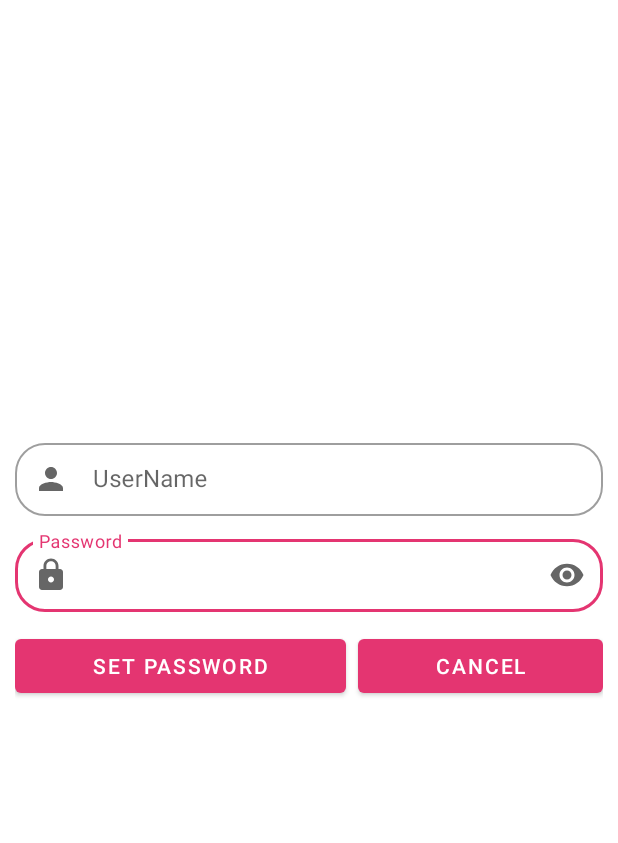
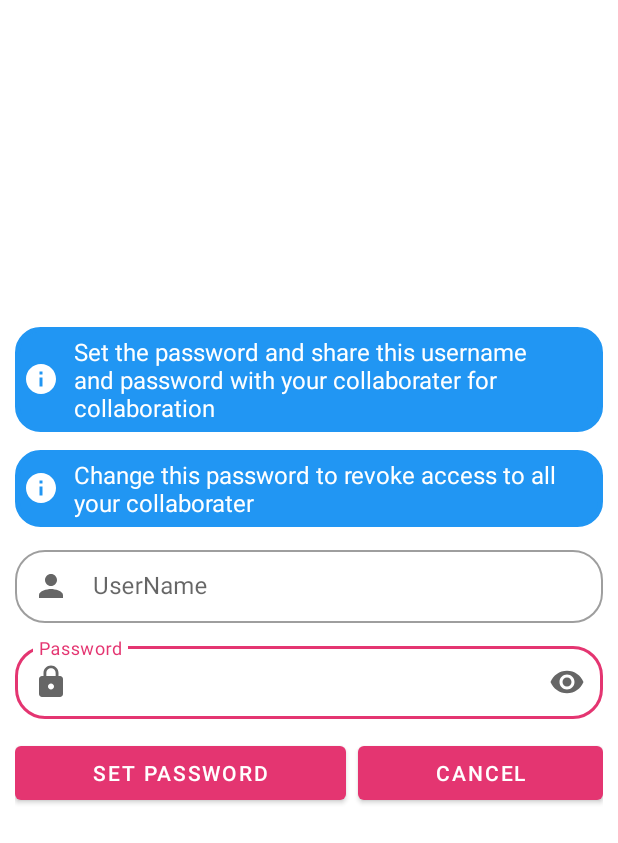
Before and after one commit to vairamuthu163/StockManager, an Android app: the ChangeUserName screen opened directly, with no data from a screen before it, on a phone screen of 412 x 824 dp. Shown: the top 843 px of the screen. Run offline under Robolectric (Android 15) with nearby library versions, the phone set to English and light mode, and no system bars; our stand-ins replace Firebase (no records; nobody signed in at launch, a user with empty details on screens opened directly); 3 statements that could not run were skipped.

Commit message:
vairam-9

```diff
--- a/app/src/main/java/com/india/stockmanager/AddStock.kt
+++ b/app/src/main/java/com/india/stockmanager/AddStock.kt
@@ -107,7 +107,7 @@
                         val model = Model(tit, count, temp, UserName)
                         myRef.child(tit).setValue(model).addOnSuccessListener {
                             progress.visibility = View.INVISIBLE
-                            Toast.makeText(applicationContext, "Add Sucess", Toast.LENGTH_SHORT).show()
+                            Toast.makeText(applicationContext, "Added Successfully", Toast.LENGTH_SHORT).show()
                             finish()
                         }.addOnFailureListener {
                             Toast.makeText(applicationContext, it.toString(), Toast.LENGTH_LONG).show()
@@ -127,7 +127,7 @@
                             val model = Model(tit, count, temp, UserName)
                             myRef.child(tit).setValue(model).addOnSuccessListener {
                                 progress.visibility = View.INVISIBLE
-                                Toast.makeText(applicationContext, "Add Sucess", Toast.LENGTH_SHORT).show()
+                                Toast.makeText(applicationContext, "Added Successfully", Toast.LENGTH_SHORT).show()
                                 finish()
                             }.addOnFailureListener {
                                 Toast.makeText(applicationContext, it.toString(), Toast.LENGTH_LONG).show()
--- a/app/src/main/res/layout/activity_change_user_name.xml
+++ b/app/src/main/res/layout/activity_change_user_name.xml
@@ -8,9 +8,44 @@
     android:gravity="center"
     android:padding="10dp"
     tools:context=".LoginActivity">
+    <TextView
+        android:id="@+id/noteTextChangeUsername"
+        android:layout_width="match_parent"
+        android:layout_height="wrap_content"
+        android:padding="5dp"
+        android:background="@drawable/textview_bg"
+        android:drawableLeft="@drawable/ic_baseline_info"
+        android:text="Set the password and share this username and password with your collaborater for collaboration"
+        android:drawablePadding="10dp"
+        android:textColor="@color/white"
+        android:textSize="16dp"
+        app:drawableTint="@color/white"
+        app:layout_constraintBottom_toTopOf="@+id/tb"
+        app:layout_constraintStart_toStartOf="parent"
+        app:layout_constraintTop_toBottomOf="@+id/uploadImageView" />
+
+    <TextView
+        android:layout_marginTop="12dp"
+        android:layout_below="@+id/noteTextChangeUsername"
+        android:id="@+id/noteTextChange"
+        android:layout_width="match_parent"
+        android:layout_height="wrap_content"
+        android:padding="5dp"
+        android:background="@drawable/textview_bg"
+        android:drawableLeft="@drawable/ic_baseline_info"
+        android:text="Change this password to revoke access to all your collaborater"
+        android:drawablePadding="10dp"
+        android:textColor="@color/white"
+        android:textSize="16dp"
+        app:drawableTint="@color/white"
+        app:layout_constraintBottom_toTopOf="@+id/tb"
+        app:layout_constraintStart_toStartOf="parent"
+        app:layout_constraintTop_toBottomOf="@+id/uploadImageView" />
 
     <com.google.android.material.textfield.TextInputLayout
         android:id="@+id/loginUserNamel2"
+        android:layout_marginTop="10dp"
+        android:layout_below="@+id/noteTextChange"
         style="@style/Widget.MaterialComponents.TextInputLayout.OutlinedBox.Dense"
         android:layout_width="match_parent"
         android:layout_height="wrap_content"
--- a/app/src/main/res/layout/custom_increase.xml
+++ b/app/src/main/res/layout/custom_increase.xml
@@ -3,7 +3,6 @@
     android:layout_width="match_parent"
     android:layout_height="wrap_content"
     android:stretchColumns="*"
-    android:background="@drawable/corner_crop"
     android:padding="15dp"
     >
     <TableRow>
@@ -11,7 +10,7 @@
             android:layout_span="2"
             android:gravity="center"
             android:textSize="15dp"
-            android:text="Give your Quantity to Increase or Decrease your Stock Count"
+            android:text="Enter Quantity to Increase or Decrease"
             android:layout_height="wrap_content"
             android:layout_width="match_parent"
             />
--- a/app/src/main/res/layout/custom_loading_dialog.xml
+++ b/app/src/main/res/layout/custom_loading_dialog.xml
@@ -6,7 +6,6 @@
     android:layout_width="match_parent"
     android:layout_height="wrap_content"
     android:paddingBottom="20dp"
-    android:background="@drawable/corner_crop"
     >
 
     <ProgressBar
--- a/app/src/main/res/menu/toolbar_menu.xml
+++ b/app/src/main/res/menu/toolbar_menu.xml
@@ -8,12 +8,14 @@
         app:actionViewClass="androidx.appcompat.widget.SearchView"
         />
     <item android:title="Settings"
+        android:icon="@drawable/ic_baseline_settings"
         android:id="@+id/item2"
-        app:showAsAction="never"
+        app:showAsAction="ifRoom"
         />
     <item android:title="logout"
+        android:icon="@drawable/ic_baseline_logout"
         android:id="@+id/item1"
-        app:showAsAction="never"
+        app:showAsAction="ifRoom"
         />
 
 </menu>
--- a/app/src/main/res/values-night/themes.xml
+++ b/app/src/main/res/values-night/themes.xml
@@ -2,12 +2,11 @@
     <!-- Base application theme. -->
     <style name="Theme.StockManager" parent="Theme.MaterialComponents.DayNight.NoActionBar">
         <!-- Primary brand color. -->
-        <item name="colorPrimary">@color/purple_200</item>
+        <item name="colorPrimary">@color/purple_500</item>
         <item name="colorPrimaryVariant">@color/purple_700</item>
-        <item name="colorOnPrimary">@color/black</item>
+        <item name="colorOnPrimary">@color/white</item>
         <!-- Secondary brand color. -->
         <item name="colorSecondary">@color/teal_200</item>
-        <item name="colorSecondaryVariant">@color/teal_200</item>
         <item name="colorOnSecondary">@color/black</item>
         <!-- Status bar color. -->
         <item name="android:statusBarColor" tools:targetApi="l">?attr/colorPrimaryVariant</item>
```
Also changed, not shown: app/src/main/java/com/india/stockmanager/MainActivity.kt (+4 -6 lines), app/src/main/res/drawable-v24/outline_logout_20.xml (added, +14 -0 lines), app/src/main/res/drawable/ic_baseline_logout.xml (added, +14 -0 lines), app/src/main/res/drawable/ic_baseline_settings.xml (added, +10 -0 lines), app/src/main/res/layout/activity_add_stock.xml (+20 -1 lines), app/src/main/res/layout/custom_grids.xml (+9 -2 lines).
